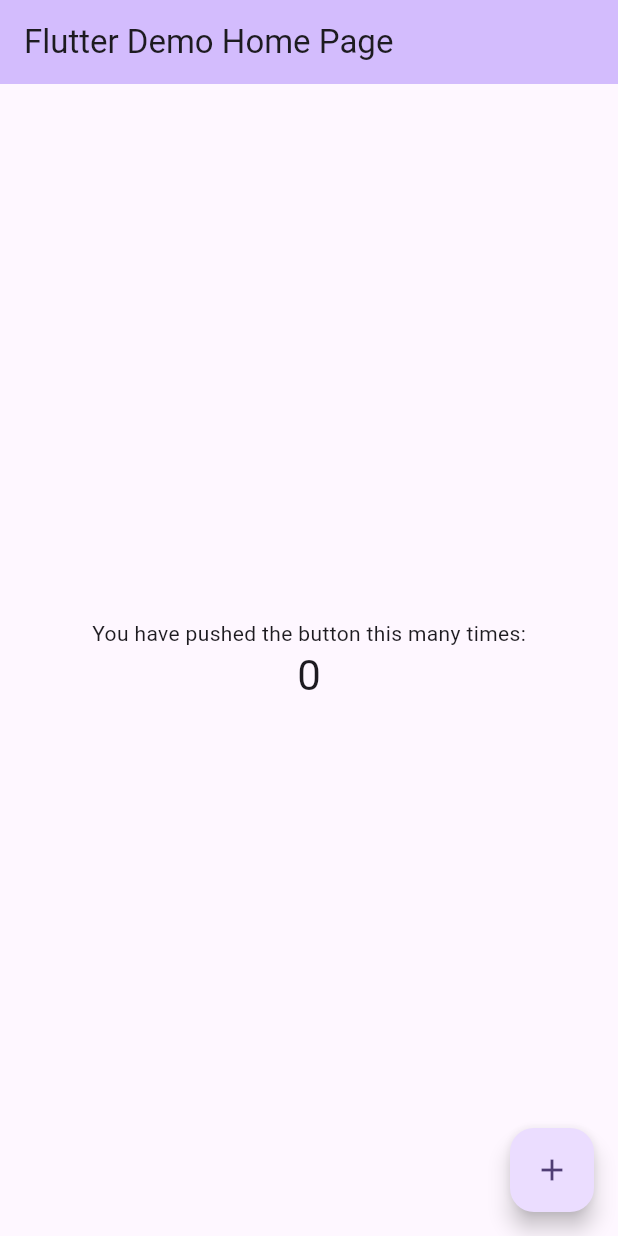
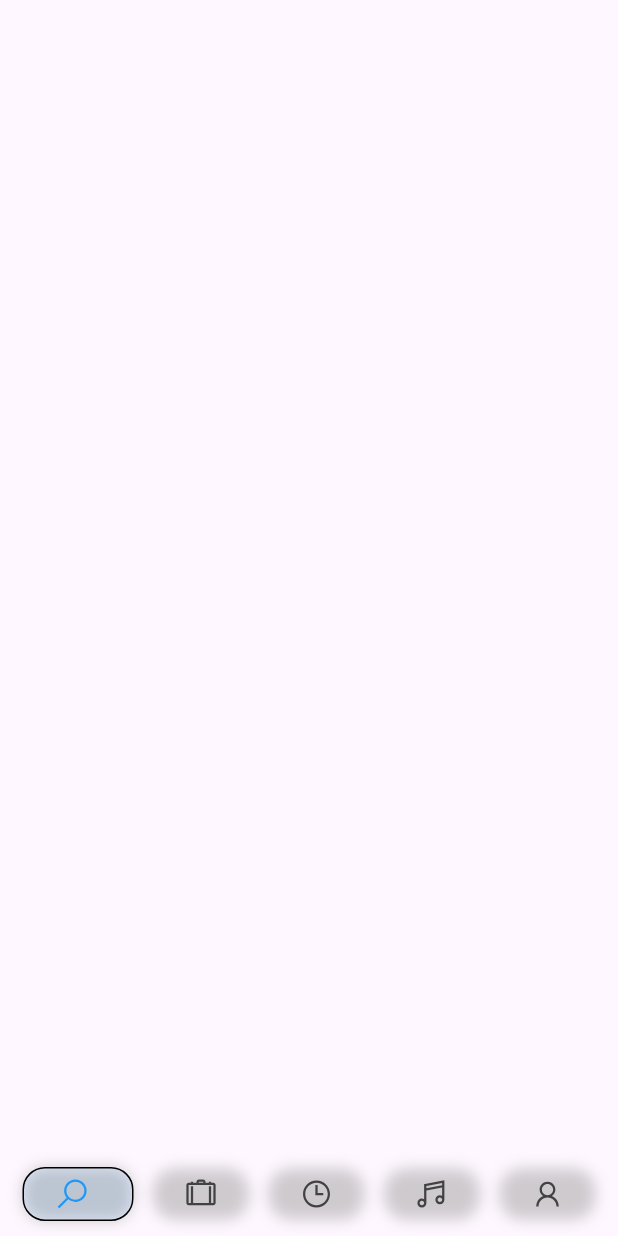
Before and after one commit to zpand26/Final_Project_SE-24, a Flutter app: the screen it shows after launch, on a phone screen of 412 x 824 dp. Run offline on Flutter 3.47's test engine with Material 3 defaults, Android fonts, the phone set to English and light mode, and no system bars; drawn by our look-alikes of google_nav_bar; our stand-ins replace line_icons.

Commit message:
added navbar with symbols

```diff
--- a/lib/main.dart
+++ b/lib/main.dart
@@ -1,125 +1,19 @@
 import 'package:flutter/material.dart';
+import 'package:northstars_final/views/nav_bar.dart'; // Import the NavBar file
 
 void main() {
-  runApp(const MyApp());
+  runApp(MyApp());
 }
 
 class MyApp extends StatelessWidget {
-  const MyApp({super.key});
-
-  // This widget is the root of your application.
   @override
   Widget build(BuildContext context) {
     return MaterialApp(
-      title: 'Flutter Demo',
+      title: 'NavBar Test',
       theme: ThemeData(
-        // This is the theme of your application.
-        //
-        // TRY THIS: Try running your application with "flutter run". You'll see
-        // the application has a purple toolbar. Then, without quitting the app,
-        // try changing the seedColor in the colorScheme below to Colors.green
-        // and then invoke "hot reload" (save your changes or press the "hot
-        // reload" button in a Flutter-supported IDE, or press "r" if you used
-        // the command line to start the app).
-        //
-        // Notice that the counter didn't reset back to zero; the application
-        // state is not lost during the reload. To reset the state, use hot
-        // restart instead.
-        //
-        // This works for code too, not just values: Most code changes can be
-        // tested with just a hot reload.
-        colorScheme: ColorScheme.fromSeed(seedColor: Colors.deepPurple),
-        useMaterial3: true,
+        primarySwatch: Colors.blue,
       ),
-      home: const MyHomePage(title: 'Flutter Demo Home Page'),
+      home: NavBar(), // Use NavBar as the home page
     );
   }
 }
-
-class MyHomePage extends StatefulWidget {
-  const MyHomePage({super.key, required this.title});
-
-  // This widget is the home page of your application. It is stateful, meaning
-  // that it has a State object (defined below) that contains fields that affect
-  // how it looks.
-
-  // This class is the configuration for the state. It holds the values (in this
-  // case the title) provided by the parent (in this case the App widget) and
-  // used by the build method of the State. Fields in a Widget subclass are
-  // always marked "final".
-
-  final String title;
-
-  @override
-  State<MyHomePage> createState() => _MyHomePageState();
-}
-
-class _MyHomePageState extends State<MyHomePage> {
-  int _counter = 0;
-
-  void _incrementCounter() {
-    setState(() {
-      // This call to setState tells the Flutter framework that something has
-      // changed in this State, which causes it to rerun the build method below
-      // so that the display can reflect the updated values. If we changed
-      // _counter without calling setState(), then the build method would not be
-      // called again, and so nothing would appear to happen.
-      _counter++;
-    });
-  }
-
-  @override
-  Widget build(BuildContext context) {
-    // This method is rerun every time setState is called, for instance as done
-    // by the _incrementCounter method above.
-    //
-    // The Flutter framework has been optimized to make rerunning build methods
-    // fast, so that you can just rebuild anything that needs updating rather
-    // than having to individually change instances of widgets.
-    return Scaffold(
-      appBar: AppBar(
-        // TRY THIS: Try changing the color here to a specific color (to
-        // Colors.amber, perhaps?) and trigger a hot reload to see the AppBar
-        // change color while the other colors stay the same.
-        backgroundColor: Theme.of(context).colorScheme.inversePrimary,
-        // Here we take the value from the MyHomePage object that was created by
-        // the App.build method, and use it to set our appbar title.
-        title: Text(widget.title),
-      ),
-      body: Center(
-        // Center is a layout widget. It takes a single child and positions it
-        // in the middle of the parent.
-        child: Column(
-          // Column is also a layout widget. It takes a list of children and
-          // arranges them vertically. By default, it sizes itself to fit its
-          // children horizontally, and tries to be as tall as its parent.
-          //
-          // Column has various properties to control how it sizes itself and
-          // how it positions its children. Here we use mainAxisAlignment to
-          // center the children vertically; the main axis here is the vertical
-          // axis because Columns are vertical (the cross axis would be
-          // horizontal).
-          //
-          // TRY THIS: Invoke "debug painting" (choose the "Toggle Debug Paint"
-          // action in the IDE, or press "p" in the console), to see the
-          // wireframe for each widget.
-          mainAxisAlignment: MainAxisAlignment.center,
-          children: <Widget>[
-            const Text(
-              'You have pushed the button this many times:',
-            ),
-            Text(
-              '$_counter',
-              style: Theme.of(context).textTheme.headlineMedium,
-            ),
-          ],
-        ),
-      ),
-      floatingActionButton: FloatingActionButton(
-        onPressed: _incrementCounter,
-        tooltip: 'Increment',
-        child: const Icon(Icons.add),
-      ), // This trailing comma makes auto-formatting nicer for build methods.
-    );
-  }
-}
--- /dev/null
+++ b/lib/views/nav_bar.dart
@@ -0,0 +1,63 @@
+import 'package:flutter/material.dart';
+import 'package:google_nav_bar/google_nav_bar.dart';
+import 'package:line_icons/line_icons.dart';
+
+class NavBar extends StatefulWidget {
+  const NavBar({super.key});
+
+  @override
+  _NavBarState createState() => _NavBarState();
+}
+
+class _NavBarState extends State<NavBar> {
+  int _selectedIndex = 0;
+
+  // Pages for each tab in the NavBar
+  final List<Widget> _pages = [
+    Center(child: Text('')),
+    Center(child: Text('')),
+    Center(child: Text('')),
+    Center(child: Text('')),
+    Center(child: Text('')),
+
+  ];
+
+  @override
+  Widget build(BuildContext context) {
+    return Scaffold(
+      body: _pages[_selectedIndex],
+      bottomNavigationBar: Padding(
+        padding: const EdgeInsets.symmetric(horizontal: 15.0, vertical: 10),
+        child: GNav(
+          rippleColor: Colors.grey[300]!,
+          hoverColor: Colors.grey[100]!,
+          haptic: true,
+          tabBorderRadius: 15,
+          tabActiveBorder: Border.all(color: Colors.black, width: 1),
+          tabShadow: [BoxShadow(color: Colors.grey.withOpacity(0.5), blurRadius: 8)],
+          curve: Curves.easeOutExpo,
+          duration: const Duration(milliseconds: 200),
+          gap: 8,
+          color: Colors.grey[800],
+          activeColor: Colors.blue,
+          iconSize: 24,
+          tabBackgroundColor: Colors.blue.withOpacity(0.1),
+          padding: const EdgeInsets.symmetric(horizontal: 20, vertical: 5),
+          selectedIndex: _selectedIndex,
+          onTabChange: (index) {
+            setState(() {
+              _selectedIndex = index;
+            });
+          },
+          tabs: const [
+            GButton(icon: LineIcons.search, text: ''),
+            GButton(icon: LineIcons.suitcase, text: ''),
+            GButton(icon: LineIcons.clock, text: ''),
+            GButton(icon: LineIcons.music, text: ''),
+            GButton(icon: LineIcons.user, text: 'Profile'),
+          ],
+        ),
+      ),
+    );
+  }
+}
--- a/pubspec.yaml
+++ b/pubspec.yaml
@@ -37,6 +37,7 @@ dependencies:
   cupertino_icons: ^1.0.8
 
 dev_dependencies:
+  http: ^0.13.4
   flutter_test:
     sdk: flutter
 
@@ -46,6 +47,9 @@ dev_dependencies:
   # package. See that file for information about deactivating specific lint
   # rules and activating additional ones.
   flutter_lints: ^4.0.0
+  google_nav_bar: ^5.0.7
+  line_icons: ^2.0.3
+
 
 # For information on the generic Dart part of this file, see the
 # following page: https://dart.dev/tools/pub/pubspec
```
Also changed, not shown: pubspec.lock.
